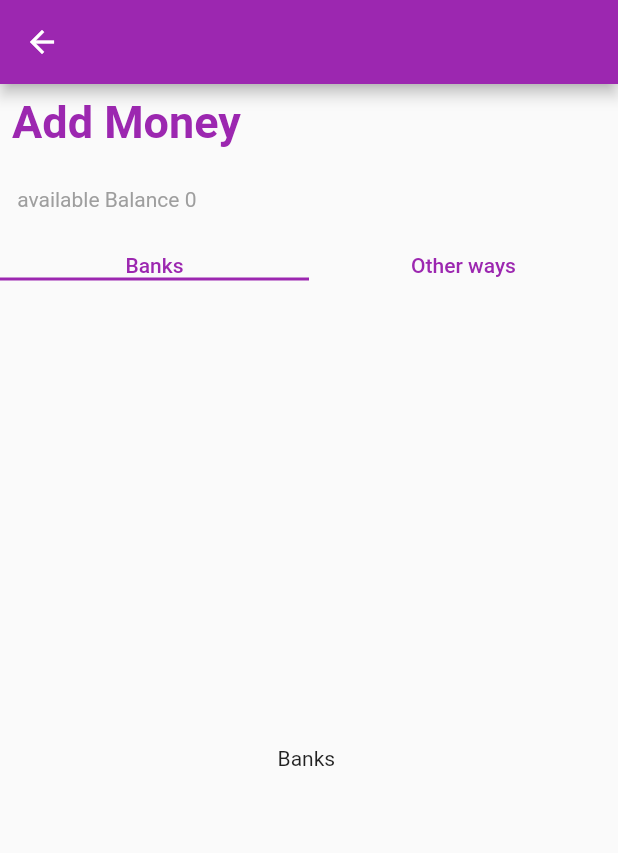
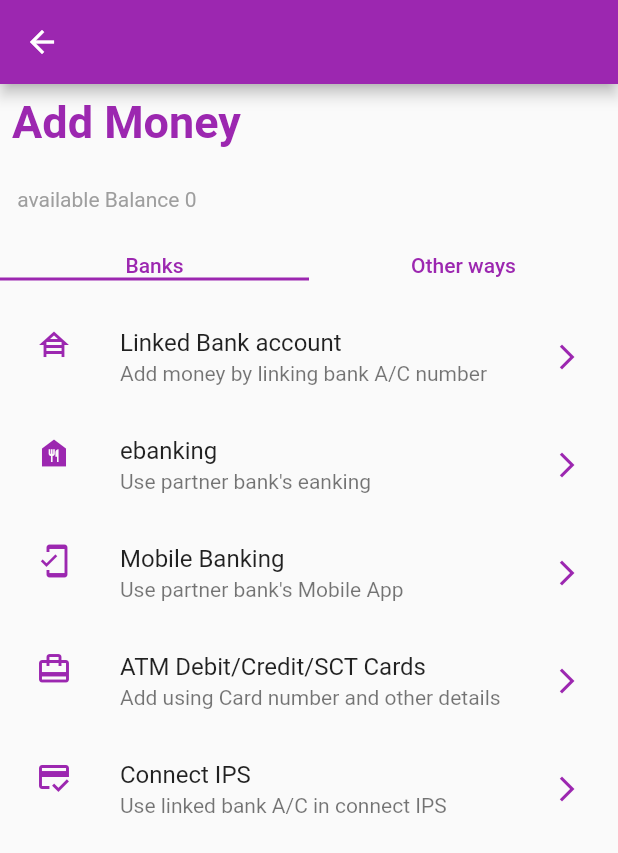
Before and after one commit to sovaamahato/Khalti-clone, a Flutter app: the AddMoneyPage screen opened directly, on a phone screen of 412 x 824 dp. Shown: the top 853 px of the screen. Run offline on Flutter 3.47's test engine with Material 2 defaults, Android fonts, the phone set to English and light mode, and no system bars; our stand-ins replace carousel_slider, persistent_bottom_nav_bar; network calls fail.

Commit message:
working on add money page

```diff
--- a/lib/tabs/Bank_tab.dart
+++ b/lib/tabs/Bank_tab.dart
@@ -1,10 +1,54 @@
 import 'package:flutter/material.dart';
 
 class BankTab extends StatelessWidget {
-  const BankTab({super.key});
+
+
+  List listTileItems = [
+        [
+      Icons.house_siding_outlined,
+      "Linked Bank account",
+      "Add money by linking bank A/C number"
+    ],
+    [
+      Icons.food_bank,
+      "ebanking",
+      "Use partner bank's eanking "
+    ],
+     [
+      Icons.mobile_friendly_outlined,
+      "Mobile Banking",
+      "Use partner bank's Mobile App"
+    ],
+    [
+      Icons.card_travel,
+      "ATM Debit/Credit/SCT Cards",
+      "Add using Card number and other details"
+    ],
+    [
+      Icons.credit_score,
+      "Connect IPS",
+      "Use linked bank A/C in connect IPS"
+    ],
+
+    ];
 
   @override
   Widget build(BuildContext context) {
-   return Container(child: Center(child: Text("Banks "),),);
+   return Padding(
+     padding: const EdgeInsets.symmetric(horizontal:8.0,vertical: 15),
+     child: Container(
+              height: 235,
+              child: ListView.builder(
+                  itemCount: listTileItems.length,
+                  itemBuilder: (BuildContext context, int index) {
+                    return ListTile(
+                      leading: Icon(listTileItems[index][0],color: Colors.purple,),
+                      title: Text(listTileItems[index][1]),
+                      subtitle: Text(listTileItems[index][2]),
+                      trailing: Icon(Icons.arrow_forward_ios,size: 20,color: Colors.purple,),
+                    );
+                  }),
+            ),
+   );
   }
 }
--- a/lib/tabs/other_way_tab.dart
+++ b/lib/tabs/other_way_tab.dart
@@ -3,8 +3,67 @@ import 'package:flutter/material.dart';
 class OtherWayTab extends StatelessWidget {
 
 
+  List listTileItems = [
+        [
+      Icons.house_siding_outlined,
+      "Khalti Sewa Kendra Pasals",
+      "Visit nearby Khalti Pasals"
+    ],
+    [
+      Icons.food_bank,
+      "Khalti Bnak Deposit Vouchers",
+      "Visit nearby partner bank to deposit "
+    ],
+     [
+      Icons.mobile_friendly_outlined,
+      "Request from Khalti Friends",
+      "Ask Khalti Users for Money"
+    ],
+    [
+      Icons.card_travel,
+      "WorldLink Counters",
+      "Visit nearby WorldLink Counters to add money"
+    ],
+    [
+      Icons.credit_score,
+      "Kiosk Machines",
+      "Visit Paypoint recharge machines"
+    ],
+    [
+      Icons.credit_score,
+      "Bhatbhateni Money Transfer(BMT)",
+      "Visit BMT counters to add money"
+    ],
+    [
+      Icons.credit_score,
+      "City Express Agents",
+      "Visit city Express Agents to add money"
+    ],
+    [
+      Icons.front_hand_outlined,
+      "Receive Remittance",
+      "Receive domestic & international remittance in Khalti"
+    ],
+
+    ];
+
   @override
   Widget build(BuildContext context) {
-    return Container(child: Center(child: Text("other ways"),),);
+   return Padding(
+     padding: const EdgeInsets.symmetric(horizontal:8.0,vertical: 15),
+     child: Container(
+              height: 235,
+              child: ListView.builder(
+                  itemCount: listTileItems.length,
+                  itemBuilder: (BuildContext context, int index) {
+                    return ListTile(
+                      leading: Icon(listTileItems[index][0],color: Colors.purple,),
+                      title: Text(listTileItems[index][1]),
+                      subtitle: Text(listTileItems[index][2]),
+                      trailing: Icon(Icons.arrow_forward_ios,size: 20,color: Colors.purple,),
+                    );
+                  }),
+            ),
+   );
   }
 }
```
